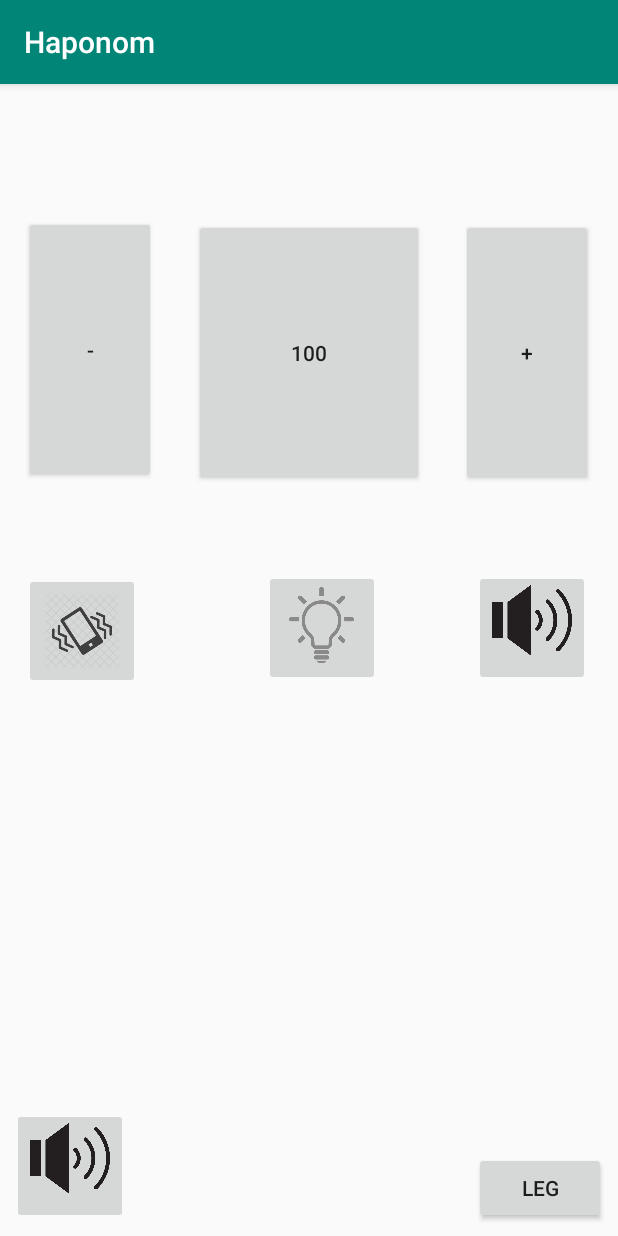
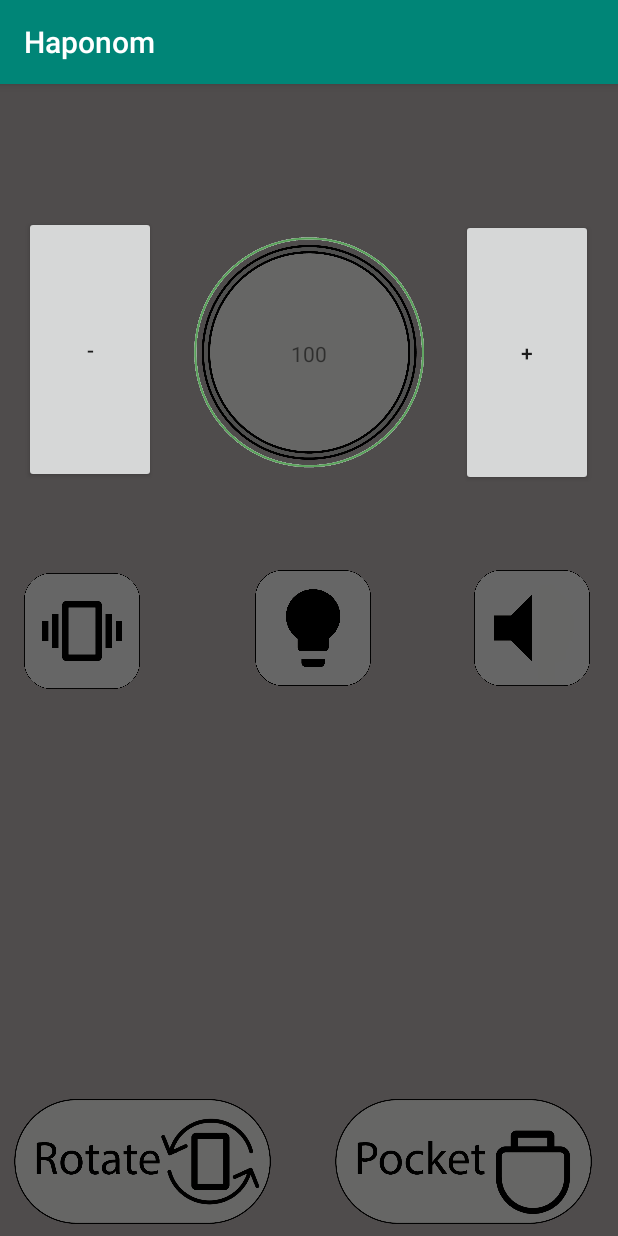
Before and after one commit to niklashedstrom/haponom, an Android app: the screen it shows after launch (MainActivity), after a tap on an icon or button, on a phone screen of 412 x 824 dp. Run offline under Robolectric (Android 15) with nearby library versions, the phone set to English and light mode, and no system bars; 1 statement that could not run was skipped; 1 other tap on this screen came first.

Commit message:
change from buttons to imageviews

```diff
--- a/app/src/main/java/com/example/haponom/MainActivity.java
+++ b/app/src/main/java/com/example/haponom/MainActivity.java
@@ -22,6 +22,7 @@ import android.view.View;
 
 import android.view.WindowManager;
 import android.widget.Button;
+import android.widget.FrameLayout;
 import android.widget.ImageButton;
 import android.widget.ImageView;
 import android.widget.TextView;
@@ -29,16 +30,22 @@ import android.widget.ToggleButton;
 
 import androidx.appcompat.app.AlertDialog;
 import androidx.appcompat.app.AppCompatActivity;
+import androidx.constraintlayout.widget.ConstraintLayout;
+import androidx.core.content.ContextCompat;
 
 public class MainActivity extends AppCompatActivity implements SensorEventListener {
 
-    Button bpmButton;
+    ImageView bpmButton;
     Button incButton;
     Button decButton;
-    ImageButton vibButton;
-    ImageButton lightButton;
-    ImageButton soundButton;
-    ImageButton compassButton;
+    ImageView vibButton;
+    ImageView lightButton;
+    ImageView soundButton;
+    ImageView compassButton;
+    ImageView legView;
+    TextView BPMText;
+    ConstraintLayout cl;
+
     int bpm;
     TextView ProximitySensor;
     SensorManager mySensorManager;
@@ -72,16 +79,23 @@ public class MainActivity extends AppCompatActivity implements SensorEventListen
     protected void onCreate(Bundle savedInstanceState) {
         super.onCreate(savedInstanceState);
         setContentView(R.layout.activity_main);
-        bpmButton = (Button) findViewById(R.id.BPM);
+        bpmButton = findViewById(R.id.BPM);
         incButton = (Button) findViewById(R.id.inc);
         decButton = (Button) findViewById(R.id.dec);
+        cl = findViewById(R.id.layout);
         bpm = 100;
-        bpmButton.setText(Integer.toString(bpm));
+        BPMText = findViewById(R.id.textView);
+        BPMText.setText(Integer.toString(bpm));
+        //bpmButton.setText(Integer.toString(bpm));
         myChoice = Choice.VIBRATION;
-        vibButton = (ImageButton)findViewById(R.id.vibBtn);
-        lightButton = (ImageButton)findViewById(R.id.lightBtn);
-        soundButton = (ImageButton)findViewById(R.id.soundBtn);
-        compassButton = (ImageButton)findViewById(R.id.compassButton);
+        vibButton = findViewById(R.id.vibBtn);
+        lightButton = findViewById(R.id.lightBtn);
+        soundButton = findViewById(R.id.soundBtn);
+        compassButton = findViewById(R.id.compassButton);
+        legView = findViewById(R.id.leg);
+
+
+
 
 
         //compass parts begin ----------------------------------------------
@@ -130,21 +144,33 @@ public class MainActivity extends AppCompatActivity implements SensorEventListen
     }
 
 
-    public void setToVibration(View view){
+    public void setToVibration(View v){
         myChoice = Choice.VIBRATION;
         metronomeMonitor.setChoice(myChoice);
+
+        vibButton.setImageResource(R.drawable.vibration2);
+        lightButton.setImageResource(R.drawable.nolight);
+        soundButton.setImageResource(R.drawable.nosound);
+
         //vibButton.setImageResource(R.drawable.light);
     }
 
     public void setToLight(View view){
         myChoice = Choice.LIGHT;
         metronomeMonitor.setChoice(myChoice);
+        vibButton.setImageResource(R.drawable.novibration);
+        lightButton.setImageResource(R.drawable.light2);
+        soundButton.setImageResource(R.drawable.nosound);
 
     }
 
     public void setToSound(View view){
         myChoice = Choice.SOUND;
         metronomeMonitor.setChoice(myChoice);
+        vibButton.setImageResource(R.drawable.novibration);
+        lightButton.setImageResource(R.drawable.nolight);
+        soundButton.setImageResource(R.drawable.sound2);
+
 
     }
 
@@ -156,24 +182,26 @@ public class MainActivity extends AppCompatActivity implements SensorEventListen
         }
 
         if(flag) {
+            bpmButton.setImageResource(R.drawable.knobon);
             metronomeMonitor.setChoice(myChoice);
             metronomeMonitor.setBool();
             metronomeMonitor.start();
         } else {
+            bpmButton.setImageResource(R.drawable.knoboff);
             metronomeMonitor.stop();
         }
     }
 
     public void increase(View view){
         bpm++;
-        bpmButton.setText(Integer.toString(bpm));
+        BPMText.setText(Integer.toString(bpm));
         metronomeMonitor.setBPM(bpm);
 
     }
 
     public void decrease(View view){
         bpm--;
-        bpmButton.setText(Integer.toString(bpm));
+        BPMText.setText(Integer.toString(bpm));
         metronomeMonitor.setBPM(bpm);
     }
 
@@ -185,16 +213,19 @@ public class MainActivity extends AppCompatActivity implements SensorEventListen
 
     //compass parts begin ----------------------------------------------
     public void onCompassClicked(View view){
+
         if (!compassChecked){
+            //cl.setAlpha(0.1f);
             compassChecked = true;
-            compassButton.setImageResource(R.drawable.light);
+            //compassButton.setImageResource(R.drawable.light);
             start();
 
         }else{
+            //cl.setAlpha(1.0f);
             compassChecked = false;
             stop();
             pastDeg = 0;
-            compassButton.setImageResource(R.drawable.sound);
+            //compassButton.setImageResource(R.drawable.sound);
         }
     }
 
@@ -234,7 +265,7 @@ public class MainActivity extends AppCompatActivity implements SensorEventListen
         if (pastDeg != 0) {
             int diff = deg - pastDeg;
             bpm += diff;
-            bpmButton.setText(Integer.toString(bpm));
+            BPMText.setText(Integer.toString(bpm));
             metronomeMonitor.setBPM(bpm);
 
         }
--- a/app/src/main/res/layout/activity_main.xml
+++ b/app/src/main/res/layout/activity_main.xml
@@ -2,11 +2,14 @@
 <androidx.constraintlayout.widget.ConstraintLayout xmlns:android="http://schemas.android.com/apk/res/android"
     xmlns:app="http://schemas.android.com/apk/res-auto"
     xmlns:tools="http://schemas.android.com/tools"
+    android:id="@+id/layout"
     android:layout_width="match_parent"
     android:layout_height="match_parent"
+    android:background="#4f4c4c"
     tools:context=".MainActivity">
 
-    <Button
+
+        <ImageView
             android:id="@+id/BPM"
             android:layout_width="153dp"
             android:layout_height="178dp"
@@ -14,7 +17,7 @@
             android:layout_marginLeft="129dp"
             android:layout_marginTop="90dp"
             android:onClick="startMetronome"
-
+            android:src="@drawable/knoboff"
             app:layout_constraintStart_toStartOf="parent"
             app:layout_constraintTop_toTopOf="parent" />
 
@@ -26,8 +29,8 @@
             android:layout_marginLeft="16dp"
             android:layout_marginTop="88dp"
             android:layout_marginBottom="465dp"
+            android:onClick="decrease"
             android:text="-"
-        android:onClick="decrease"
             app:layout_constraintStart_toStartOf="parent"
             app:layout_constraintTop_toTopOf="parent" />
 
@@ -38,12 +41,12 @@
             android:layout_marginStart="307dp"
             android:layout_marginLeft="307dp"
             android:layout_marginTop="90dp"
+            android:onClick="increase"
             android:text="+"
-        android:onClick="increase"
             app:layout_constraintStart_toStartOf="parent"
             app:layout_constraintTop_toTopOf="parent" />
 
-    <ImageButton
+        <ImageView
             android:id="@+id/vibBtn"
             android:layout_width="77dp"
             android:layout_height="77dp"
@@ -52,61 +55,65 @@
             android:layout_marginTop="326dp"
             android:adjustViewBounds="true"
             android:cropToPadding="false"
-        android:scaleType="centerInside"
-        android:src="@drawable/vibration"
             android:onClick="setToVibration"
+            android:src="@drawable/vibration2"
             app:layout_constraintStart_toStartOf="parent"
             app:layout_constraintTop_toTopOf="parent" />
 
-    <ImageButton
+        <ImageView
             android:id="@+id/lightBtn"
             android:layout_width="77dp"
             android:layout_height="77dp"
-        android:layout_marginStart="176dp"
-        android:layout_marginLeft="176dp"
+            android:layout_marginStart="170dp"
             android:layout_marginTop="324dp"
-        android:scaleType="fitStart"
+            android:onClick="setToLight"
             app:layout_constraintStart_toStartOf="parent"
             app:layout_constraintTop_toTopOf="parent"
-        android:onClick="setToLight"
-        app:srcCompat="@drawable/light" />
+            app:srcCompat="@drawable/nolight" />
 
-    <ImageButton
+        <ImageView
             android:id="@+id/soundBtn"
             android:layout_width="77dp"
             android:layout_height="77dp"
             android:layout_marginStart="316dp"
             android:layout_marginLeft="316dp"
             android:layout_marginTop="324dp"
-        android:scaleType="fitStart"
+            android:onClick="setToSound"
             app:layout_constraintStart_toStartOf="parent"
             app:layout_constraintTop_toTopOf="parent"
-        android:onClick="setToSound"
-        app:srcCompat="@drawable/sound" />
+            app:srcCompat="@drawable/nosound" />
 
-    <Button
+        <ImageView
             android:id="@+id/leg"
-        android:layout_width="wrap_content"
-        android:layout_height="wrap_content"
+            android:layout_width="190dp"
+            android:layout_height="83dp"
             android:layout_marginEnd="8dp"
-        android:layout_marginRight="8dp"
             android:layout_marginBottom="8dp"
             android:onClick="onLegClick"
             android:text="Leg"
             app:layout_constraintBottom_toBottomOf="parent"
-        app:layout_constraintEnd_toEndOf="parent" />
+            app:layout_constraintEnd_toEndOf="parent"
+            app:srcCompat="@drawable/pocket" />
 
-    <ImageButton
+        <ImageView
             android:id="@+id/compassButton"
-        android:layout_width="77dp"
-        android:layout_height="77dp"
-        android:layout_marginStart="8dp"
+            android:layout_width="190dp"
+            android:layout_height="83dp"
             android:layout_marginBottom="8dp"
             android:onClick="onCompassClicked"
-        android:scaleType="fitStart"
             app:layout_constraintBottom_toBottomOf="parent"
             app:layout_constraintStart_toStartOf="parent"
-        app:srcCompat="@drawable/sound" />
+            app:srcCompat="@drawable/rotate" />
+
+        <TextView
+            android:id="@+id/textView"
+            android:layout_width="31dp"
+            android:layout_height="21dp"
+            android:layout_marginStart="194dp"
+            android:layout_marginTop="170dp"
+            android:text="100"
+            app:layout_constraintStart_toStartOf="parent"
+            app:layout_constraintTop_toTopOf="parent" />
 
 
 </androidx.constraintlayout.widget.ConstraintLayout>
```
Also changed, not shown: app/src/main/res/drawable-v24/knoboff.png (added), app/src/main/res/drawable-v24/knobon.png (added), app/src/main/res/drawable-v24/light2.png (added), app/src/main/res/drawable-v24/nolight.png (added), app/src/main/res/drawable-v24/nosound.png (added), app/src/main/res/drawable-v24/novibration.png (added), app/src/main/res/drawable-v24/pocket.png (added), app/src/main/res/drawable-v24/rotate.png (added), app/src/main/res/drawable-v24/sound2.png (added), app/src/main/res/drawable-v24/vibration2.png (added). Lines whose indentation alone changed are shown as unchanged.
